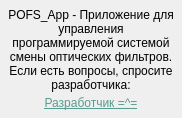
The window that assets/about.ui (Danya0x07/POFS_App) describes before a commit, drawn with Qt 5.
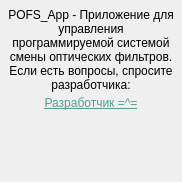
The same window after the commit.

Commit message: Добавил лого себя любимого

```diff
--- a/assets/about.ui
+++ b/assets/about.ui
@@ -7,7 +7,7 @@
     <x>0</x>
     <y>0</y>
     <width>200</width>
-    <height>116</height>
+    <height>180</height>
    </rect>
   </property>
   <property name="windowTitle">
@@ -70,6 +70,28 @@
      </property>
     </widget>
    </item>
+   <item>
+    <widget class="QLabel" name="lblLogo">
+     <property name="sizePolicy">
+      <sizepolicy hsizetype="Preferred" vsizetype="Preferred">
+       <horstretch>0</horstretch>
+       <verstretch>0</verstretch>
+      </sizepolicy>
+     </property>
+     <property name="minimumSize">
+      <size>
+       <width>0</width>
+       <height>60</height>
+      </size>
+     </property>
+     <property name="text">
+      <string>&lt;html&gt;&lt;head/&gt;&lt;body&gt;&lt;p&gt;&lt;br/&gt;&lt;/p&gt;&lt;/body&gt;&lt;/html&gt;</string>
+     </property>
+     <property name="alignment">
+      <set>Qt::AlignCenter</set>
+     </property>
+    </widget>
+   </item>
   </layout>
  </widget>
  <resources/>
```
The commit also changes 2 other files.
